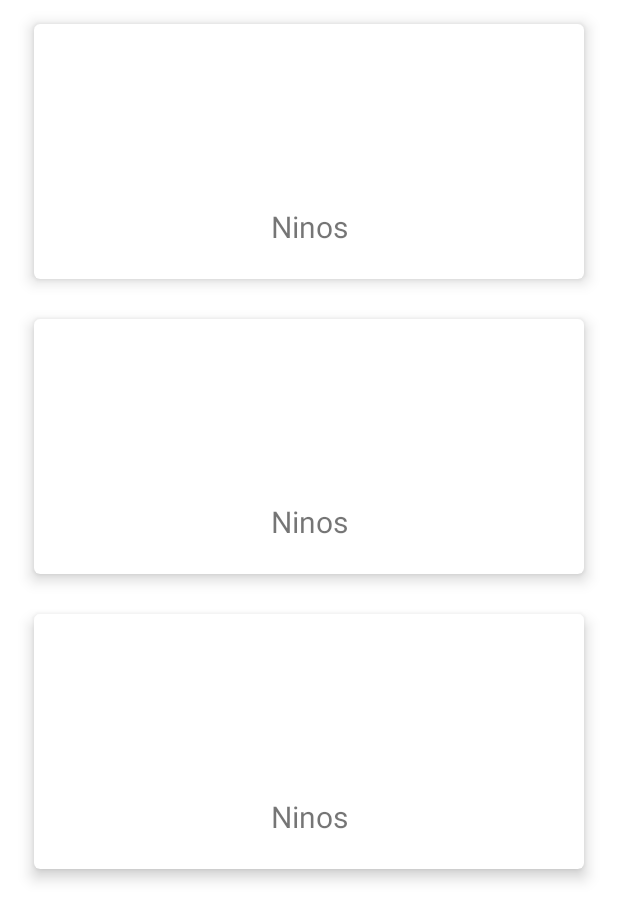
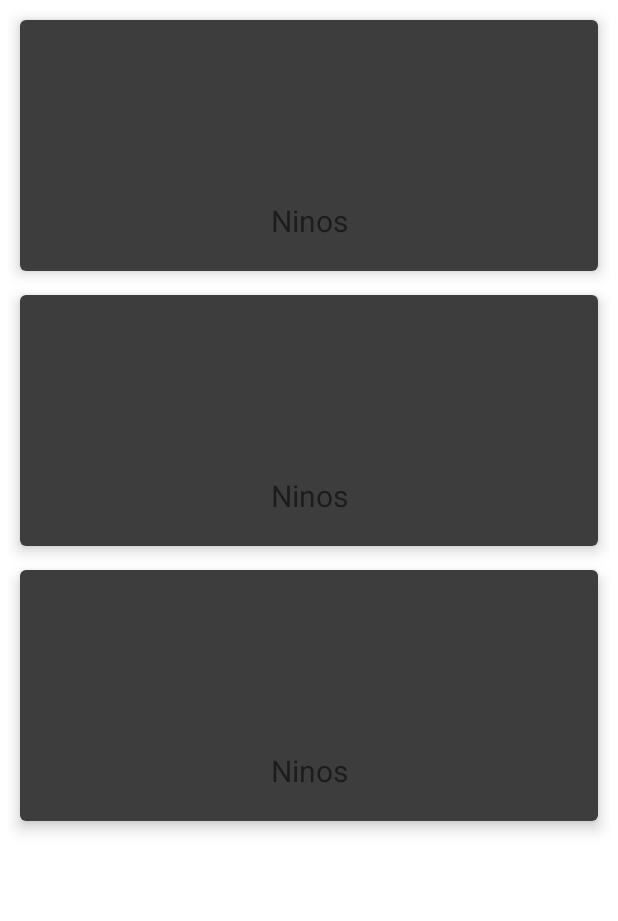
Before and after one commit to panchis7u7/HomeReality, an Android app: the layout activity_main.xml on its own in the app's theme, with its tools: preview values and no code run, on a phone screen of 412 x 824 dp. Shown: the top 921 px of the screen. Run offline under Robolectric (Android 15) with nearby library versions, the phone set to English and light mode, and no system bars.

Commit message:
Grid style applied to category recycle view.

```diff
--- a/app/src/main/res/layout/activity_main.xml
+++ b/app/src/main/res/layout/activity_main.xml
@@ -5,6 +5,9 @@
     xmlns:tools="http://schemas.android.com/tools"
     android:layout_width="match_parent"
     android:layout_height="match_parent"
+    android:paddingTop="5dp"
+    android:paddingLeft="5dp"
+    android:paddingRight="5dp"
     tools:context=".MainActivity">
 
     <androidx.recyclerview.widget.RecyclerView
--- a/app/src/main/res/layout/item_furniture_category_layout.xml
+++ b/app/src/main/res/layout/item_furniture_category_layout.xml
@@ -4,17 +4,14 @@
     android:layout_width="match_parent"
     android:layout_height="wrap_content"
     xmlns:app="http://schemas.android.com/apk/res-auto"
-    app:cardUseCompatPadding="true"
-    android:layout_marginLeft="15dp"
-    android:layout_marginRight="15dp"
-    android:layout_marginTop="5dp"
+    android:layout_margin="8dp"
     app:cardElevation="6dp">
 
     <LinearLayout
         android:layout_width="match_parent"
         android:layout_height="wrap_content"
         android:orientation="vertical"
-        android:layout_margin="2dp"
+        android:background="#3d3d3d"
         android:padding="20dp"
         android:gravity="center">
 
```
Also changed, not shown: app/src/main/java/com/example/homereality/MainActivity.kt (+19 -19 lines).
